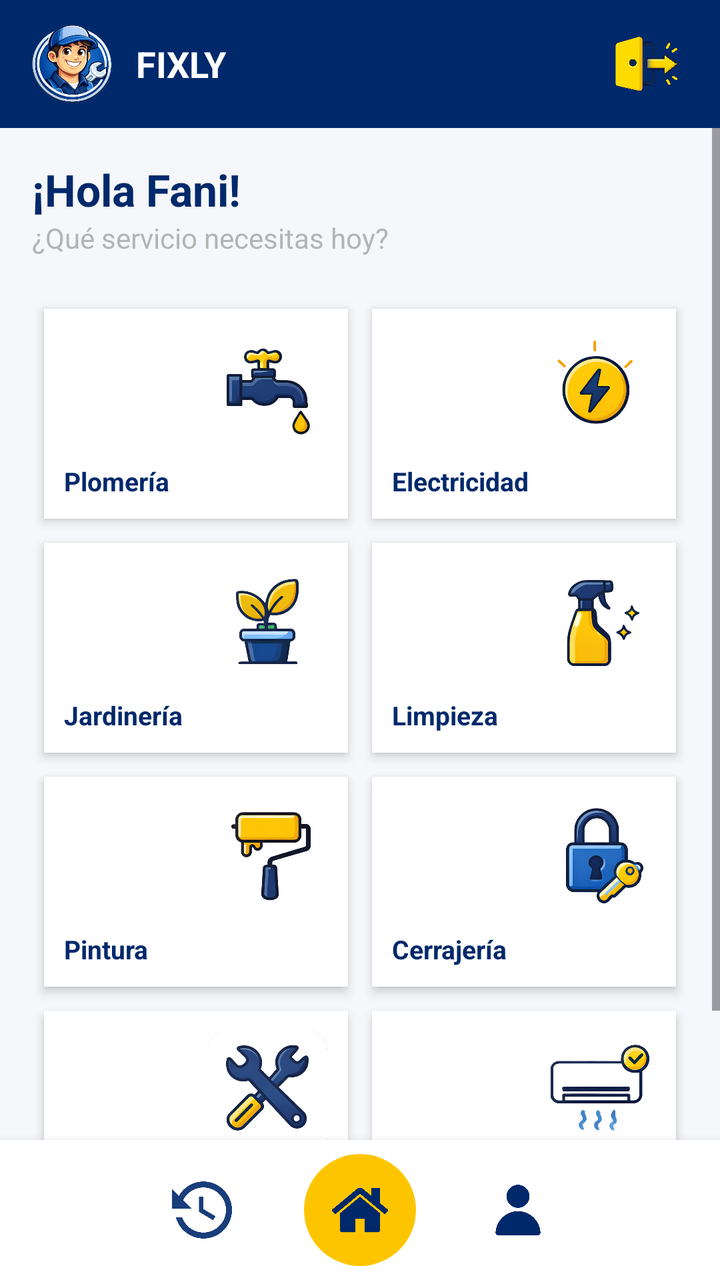
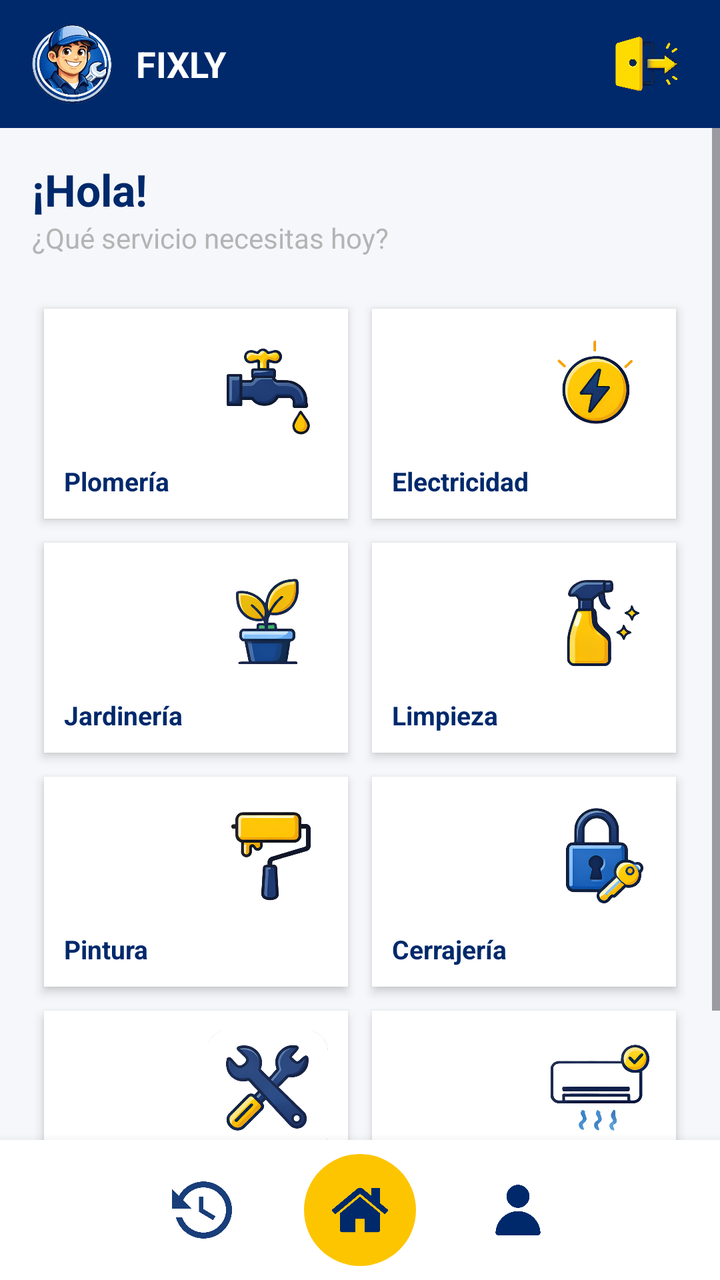

Before-and-after screenshots of an Android layout around one commit, followed by the original layout XML and the change that was made.
<!-- AndroidManifest.xml: application theme Theme.Fixly -->
<!-- res/layout/inicio.xml -->
<?xml version="1.0" encoding="utf-8"?>
<LinearLayout
    xmlns:android="http://schemas.android.com/apk/res/android"
    android:id="@+id/main"
    android:layout_width="match_parent"
    android:layout_height="match_parent"
    android:orientation="vertical"
    android:background="@color/gris_fondo">

    
    <include layout="@layout/header" />

    
    <ScrollView
        android:layout_width="match_parent"
        android:layout_height="0dp"
        android:layout_weight="1">

        <LinearLayout
            android:layout_width="match_parent"
            android:layout_height="wrap_content"
            android:orientation="vertical"
            android:padding="16dp">

            <TextView
                android:layout_width="wrap_content"
                android:layout_height="wrap_content"
                android:text="¡Hola Fani!"
                android:textSize="22sp"
                android:textStyle="bold"
                android:textColor="@color/azul_fixly"/>

            <TextView
                android:layout_width="wrap_content"
                android:layout_height="wrap_content"
                android:text="¿Qué servicio necesitas hoy?"
                android:textColor="@color/gris_texto"
                android:layout_marginBottom="20dp"/>

            
            <GridLayout
                android:layout_width="match_parent"
                android:layout_height="wrap_content"
                android:columnCount="2"
                android:useDefaultMargins="false"
                android:layout_marginBottom="12dp">

                
                <LinearLayout
                    android:id="@+id/boton_plomeria_inicio"
                    android:layout_width="0dp"
                    android:layout_height="105dp"
                    android:layout_columnWeight="1"
                    android:layout_margin="6dp"
                    android:orientation="horizontal"
                    android:gravity="center_vertical"
                    android:padding="10dp"
                    android:background="@android:color/white"
                    android:elevation="3dp"
                    android:clickable="true"
                    android:focusable="true">

                    <TextView
                        android:layout_width="0dp"
                        android:layout_height="wrap_content"
                        android:layout_gravity="bottom"
                        android:layout_weight="1"
                        android:text="Plomería"
                        android:textColor="@color/azul_fixly"
                        android:textSize="13sp"
                        android:textStyle="bold" />

                    <ImageView
                        android:layout_width="60dp"
                        android:layout_height="60dp"
                        android:layout_gravity="top"
                        android:src="@drawable/ic_serv_plomeria" />
                </LinearLayout>

                
                <LinearLayout
                    android:id="@+id/boton_electricidad_inicio"
                    android:layout_width="0dp"
                    android:layout_height="105dp"
                    android:layout_columnWeight="1"
                    android:layout_margin="6dp"
                    android:orientation="horizontal"
                    android:gravity="center_vertical"
                    android:padding="10dp"
                    android:background="@android:color/white"
                    android:elevation="3dp"
                    android:clickable="true"
                    android:focusable="true">

                    <TextView
                        android:layout_width="0dp"
                        android:layout_height="wrap_content"
                        android:layout_gravity="bottom"
                        android:layout_weight="1"
                        android:text="Electricidad"
                        android:textColor="@color/azul_fixly"
                        android:textSize="13sp"
                        android:textStyle="bold" />

                    <ImageView
                        android:layout_width="60dp"
                        android:layout_height="60dp"
                        android:layout_gravity="top"
                        android:src="@drawable/ic_serv_electricidad" />
                </LinearLayout>

                
                <LinearLayout
                    android:id="@+id/boton_jardineria_inicio"
                    android:layout_width="0dp"
                    android:layout_height="105dp"
                    android:layout_columnWeight="1"
                    android:layout_margin="6dp"
                    android:orientation="horizontal"
                    android:gravity="center_vertical"
                    android:padding="10dp"
                    android:background="@android:color/white"
                    android:elevation="3dp"
                    android:clickable="true"
                    android:focusable="true">

                    <TextView
                        android:layout_width="0dp"
                        android:layout_height="wrap_content"
                        android:layout_gravity="bottom"
                        android:layout_weight="1"
                        android:text="Jardinería"
                        android:textColor="@color/azul_fixly"
                        android:textSize="13sp"
                        android:textStyle="bold" />

                    <ImageView
                        android:layout_width="60dp"
                        android:layout_height="60dp"
                        android:layout_gravity="top"
                        android:src="@drawable/ic_serv_jardineria" />
                </LinearLayout>

                
                <LinearLayout
                    android:id="@+id/boton_limpieza_inicio"
                    android:layout_width="0dp"
                    android:layout_height="105dp"
                    android:layout_columnWeight="1"
                    android:layout_margin="6dp"
                    android:orientation="horizontal"
                    android:gravity="center_vertical"
                    android:padding="10dp"
                    android:background="@android:color/white"
                    android:elevation="3dp"
                    android:clickable="true"
                    android:focusable="true">

                    <TextView
                        android:layout_width="0dp"
                        android:layout_height="wrap_content"
                        android:layout_gravity="bottom"
                        android:layout_weight="1"
                        android:text="Limpieza"
                        android:textColor="@color/azul_fixly"
                        android:textSize="13sp"
                        android:textStyle="bold" />

                    <ImageView
                        android:layout_width="60dp"
                        android:layout_height="60dp"
                        android:layout_gravity="top"
                        android:src="@drawable/ic_serv_limpieza" />
                </LinearLayout>

                
                <LinearLayout
                    android:id="@+id/boton_pintura_inicio"
                    android:layout_width="0dp"
                    android:layout_height="105dp"
                    android:layout_columnWeight="1"
                    android:layout_margin="6dp"
                    android:orientation="horizontal"
                    android:gravity="center_vertical"
                    android:padding="10dp"
                    android:background="@android:color/white"
                    android:elevation="3dp"
                    android:clickable="true"
                    android:focusable="true">

                    <TextView
                        android:layout_width="0dp"
                        android:layout_height="wrap_content"
                        android:layout_gravity="bottom"
                        android:layout_weight="1"
                        android:text="Pintura"
                        android:textColor="@color/azul_fixly"
                        android:textSize="13sp"
                        android:textStyle="bold" />

                    <ImageView
                        android:layout_width="60dp"
                        android:layout_height="60dp"
                        android:layout_gravity="top"
                        android:src="@drawable/ic_serv_pintura" />
                </LinearLayout>

                
                <LinearLayout
                    android:id="@+id/boton_cerrajeria_inicio"
                    android:layout_width="0dp"
                    android:layout_height="105dp"
                    android:layout_columnWeight="1"
                    android:layout_margin="6dp"
                    android:orientation="horizontal"
                    android:gravity="center_vertical"
                    android:padding="10dp"
                    android:background="@android:color/white"
                    android:elevation="3dp"
                    android:clickable="true"
                    android:focusable="true">

                    <TextView
                        android:layout_width="0dp"
                        android:layout_height="wrap_content"
                        android:layout_gravity="bottom"
                        android:layout_weight="1"
                        android:text="Cerrajería"
                        android:textColor="@color/azul_fixly"
                        android:textSize="13sp"
                        android:textStyle="bold" />

                    <ImageView
                        android:layout_width="60dp"
                        android:layout_height="60dp"
                        android:layout_gravity="top"
                        android:src="@drawable/ic_serv_cerrajeria" />
                </LinearLayout>

                
                <LinearLayout
                    android:id="@+id/boton_mecanica_inicio"
                    android:layout_width="0dp"
                    android:layout_height="105dp"
                    android:layout_columnWeight="1"
                    android:layout_margin="6dp"
                    android:orientation="horizontal"
                    android:gravity="center_vertical"
                    android:padding="10dp"
                    android:background="@android:color/white"
                    android:elevation="3dp"
                    android:clickable="true"
                    android:focusable="true">

                    <TextView
                        android:layout_width="0dp"
                        android:layout_height="wrap_content"
                        android:layout_gravity="bottom"
                        android:layout_weight="1"
                        android:text="Mecánica"
                        android:textColor="@color/azul_fixly"
                        android:textSize="13sp"
                        android:textStyle="bold" />

                    <ImageView
                        android:layout_width="60dp"
                        android:layout_height="60dp"
                        android:layout_gravity="top"
                        android:src="@drawable/ic_serv_mecanica" />
                </LinearLayout>

                
                <LinearLayout
                    android:id="@+id/boton_instalacion_inicio"
                    android:layout_width="0dp"
                    android:layout_height="105dp"
                    android:layout_columnWeight="1"
                    android:layout_margin="6dp"
                    android:orientation="horizontal"
                    android:gravity="center_vertical"
                    android:padding="10dp"
                    android:background="@android:color/white"
                    android:elevation="3dp"
                    android:clickable="true"
                    android:focusable="true">

                    <TextView
                        android:layout_width="0dp"
                        android:layout_height="wrap_content"
                        android:layout_gravity="bottom"
                        android:layout_weight="1"
                        android:text="Instalación"
                        android:textColor="@color/azul_fixly"
                        android:textSize="13sp"
                        android:textStyle="bold" />

                    <ImageView
                        android:layout_width="60dp"
                        android:layout_height="60dp"
                        android:layout_gravity="top"
                        android:src="@drawable/ic_serv_instalacion" />
                </LinearLayout>

            </GridLayout>
        </LinearLayout>

    </ScrollView>

    
    <include layout="@layout/bottom_nav" />

</LinearLayout>
<!-- res/layout/header.xml (included above) -->
<?xml version="1.0" encoding="utf-8"?>
<LinearLayout xmlns:android="http://schemas.android.com/apk/res/android"
    xmlns:app="http://schemas.android.com/apk/res-auto"
    android:id="@+id/header_container"
    android:layout_width="match_parent"
    android:layout_height="64dp"
    android:background="@color/azul_fixly"
    android:gravity="center_vertical"
    android:paddingHorizontal="16dp"
    android:orientation="horizontal">

    <ImageView
        android:layout_width="40dp"
        android:layout_height="40dp"
        android:scaleType="fitCenter"
        android:src="@drawable/logo" />

    <TextView
        android:layout_width="0dp"
        android:layout_height="wrap_content"
        android:layout_marginStart="12dp"
        android:layout_weight="1"
        android:text="FIXLY"
        android:textColor="@android:color/white"
        android:textSize="18sp"
        android:textStyle="bold" />

    <ImageView
        android:id="@+id/imageView"
        android:layout_width="40dp"
        android:layout_height="40dp"
        app:srcCompat="@drawable/ic_cerrar_sesion" />

</LinearLayout>
<!-- res/layout/bottom_nav.xml (included above) -->
<?xml version="1.0" encoding="utf-8"?>
<LinearLayout xmlns:android="http://schemas.android.com/apk/res/android"
    xmlns:app="http://schemas.android.com/apk/res-auto"
    android:id="@+id/bottom_container"
    android:layout_width="match_parent"
    android:layout_height="70dp"
    android:background="@android:color/white"
    android:elevation="8dp"
    android:gravity="center"
    android:orientation="horizontal">

    <ImageView
        android:id="@+id/historial_barra_navegacion"
        android:layout_width="30dp"
        android:layout_height="30dp"
        android:src="@drawable/icono_solicitudes"
        android:tint="#00296b" />

    <FrameLayout
        android:id="@+id/home_barra_navegacion"
        android:layout_width="56dp"
        android:layout_height="56dp"
        android:layout_marginHorizontal="36dp"
        android:background="@drawable/bg_home">

        <ImageView
            android:layout_width="28dp"
            android:layout_height="28dp"
            android:layout_gravity="center"
            android:src="@drawable/icono_home"
            app:tint="#00296b" />
    </FrameLayout>

    <ImageView
        android:id="@+id/perfil_barra_navegacion"
        android:layout_width="30dp"
        android:layout_height="30dp"
        android:src="@drawable/icono_usuario"
        app:tint="#00296b" />

</LinearLayout>
<!-- resources referenced by this layout -->
<resources>
  <color name="azul_fixly">#00296b</color>
  <color name="gris_fondo">#f5f7fa</color>
  <color name="gris_texto">#b4b4b4</color>
  <!-- drawable bg_home (drawable) -->
  <?xml version="1.0" encoding="utf-8"?>
  <shape xmlns:android="http://schemas.android.com/apk/res/android"
      android:shape="oval">
      <solid android:color="#fdc500"/>
  </shape>
  <!-- drawable ic_cerrar_sesion: png bitmap (drawable, 236120 bytes) -->
  <!-- drawable ic_serv_cerrajeria: png bitmap (drawable, 115056 bytes) -->
  <!-- drawable ic_serv_electricidad: png bitmap (drawable, 119784 bytes) -->
  <!-- drawable ic_serv_instalacion: png bitmap (drawable, 92959 bytes) -->
  <!-- drawable ic_serv_jardineria: png bitmap (drawable, 101082 bytes) -->
  <!-- drawable ic_serv_limpieza: png bitmap (drawable, 81043 bytes) -->
  <!-- drawable ic_serv_mecanica: png bitmap (drawable, 129877 bytes) -->
  <!-- drawable ic_serv_pintura: png bitmap (drawable, 63647 bytes) -->
  <!-- drawable ic_serv_plomeria: png bitmap (drawable, 109894 bytes) -->
  <!-- drawable icono_home: png bitmap (drawable, 9640 bytes) -->
  <!-- drawable icono_solicitudes: png bitmap (drawable, 14988 bytes) -->
  <!-- drawable icono_usuario: png bitmap (drawable, 6687 bytes) -->
  <!-- drawable logo: png bitmap (drawable, 142083 bytes) -->
  <style name="Theme.Fixly" parent="Base.Theme.Fixly" />
  <style name="Base.Theme.Fixly" parent="Theme.Material3.DayNight.NoActionBar">
          
          
      </style>
</resources>

<!-- the commit's change to res/layout/inicio.xml (unified diff, before → after) -->
@@ -23,9 +23,10 @@
             android:padding="16dp">
 
             <TextView
+                android:id="@+id/txt_hola_usuario"
                 android:layout_width="wrap_content"
                 android:layout_height="wrap_content"
-                android:text="¡Hola Fani!"
+                android:text="¡Hola!"
                 android:textSize="22sp"
                 android:textStyle="bold"
                 android:textColor="@color/azul_fixly"/>
